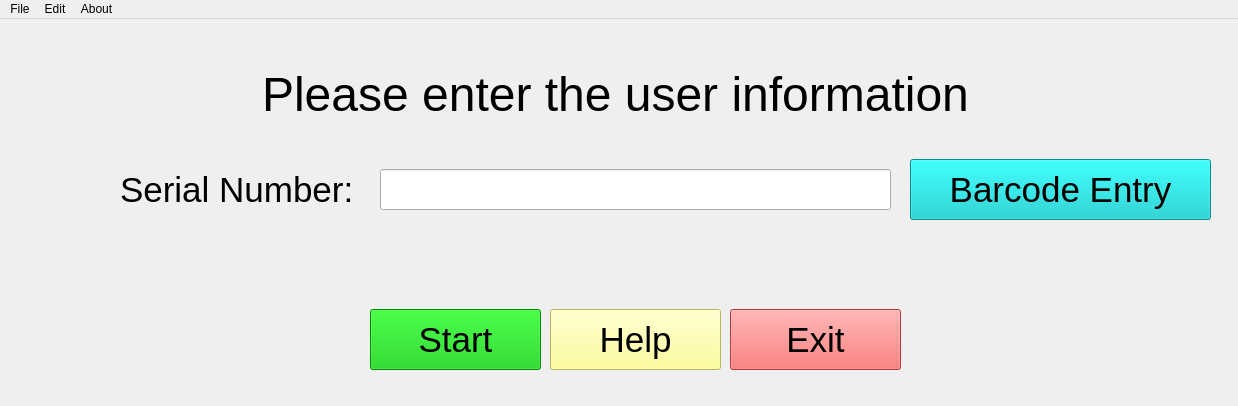
Qt form window/SBT_window.ui (JewellInstruments/Ruby_Program) before a commit.
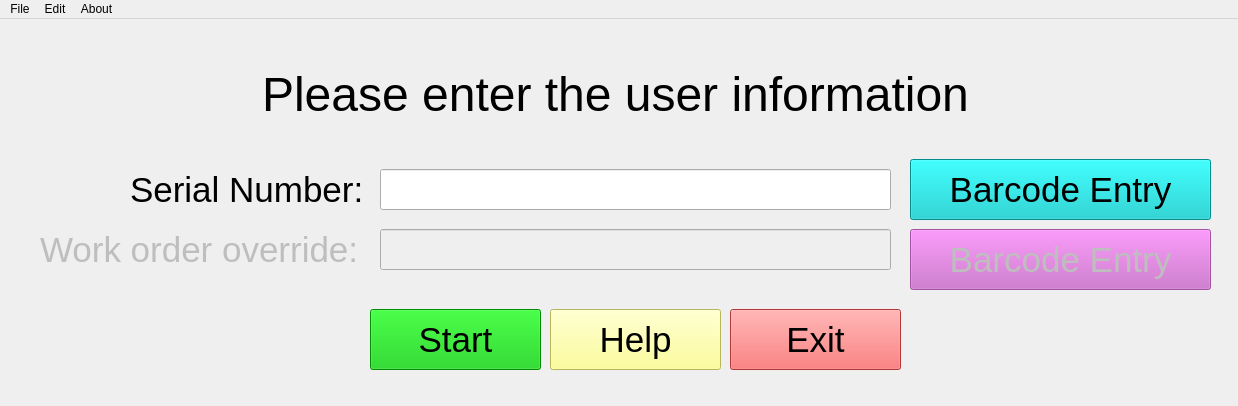
The same form after that commit.

```diff
--- a/window/SBT_window.ui
+++ b/window/SBT_window.ui
@@ -128,7 +128,7 @@
     </property>
     <property name="geometry">
      <rect>
-      <x>120</x>
+      <x>130</x>
       <y>150</y>
       <width>261</width>
       <height>41</height>
@@ -161,6 +161,72 @@
      <string/>
     </property>
    </widget>
+   <widget class="QLineEdit" name="work_order_le">
+    <property name="enabled">
+     <bool>false</bool>
+    </property>
+    <property name="geometry">
+     <rect>
+      <x>380</x>
+      <y>210</y>
+      <width>511</width>
+      <height>41</height>
+     </rect>
+    </property>
+    <property name="font">
+     <font>
+      <pointsize>12</pointsize>
+     </font>
+    </property>
+    <property name="text">
+     <string/>
+    </property>
+   </widget>
+   <widget class="QPushButton" name="wo_barcode_pb">
+    <property name="enabled">
+     <bool>false</bool>
+    </property>
+    <property name="geometry">
+     <rect>
+      <x>910</x>
+      <y>210</y>
+      <width>301</width>
+      <height>61</height>
+     </rect>
+    </property>
+    <property name="font">
+     <font>
+      <pointsize>26</pointsize>
+     </font>
+    </property>
+    <property name="styleSheet">
+     <string notr="true">background-color: rgb(200, 100, 200)</string>
+    </property>
+    <property name="text">
+     <string>Barcode Entry</string>
+    </property>
+   </widget>
+   <widget class="QLabel" name="label_15">
+    <property name="enabled">
+     <bool>false</bool>
+    </property>
+    <property name="geometry">
+     <rect>
+      <x>40</x>
+      <y>210</y>
+      <width>331</width>
+      <height>41</height>
+     </rect>
+    </property>
+    <property name="font">
+     <font>
+      <pointsize>26</pointsize>
+     </font>
+    </property>
+    <property name="text">
+     <string>Work order override:</string>
+    </property>
+   </widget>
   </widget>
   <widget class="QMenuBar" name="menubar">
    <property name="geometry">
```
